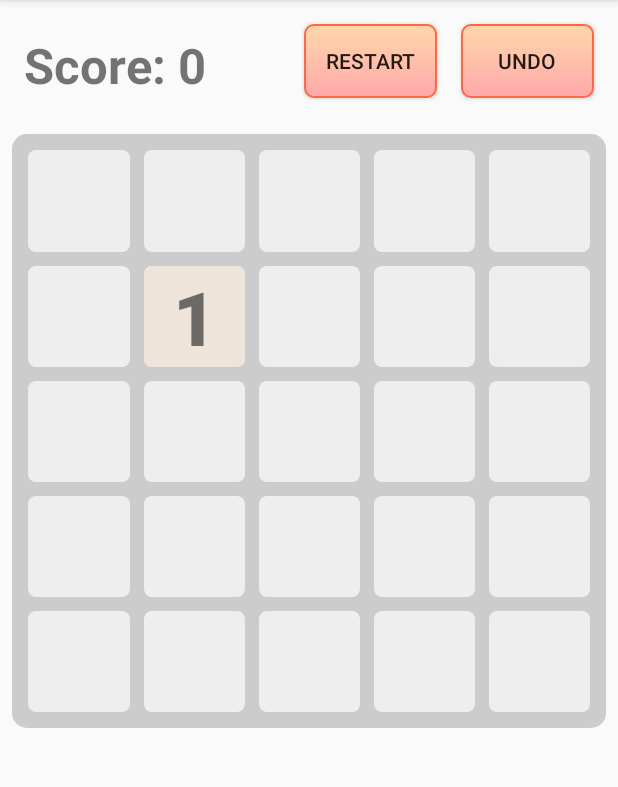
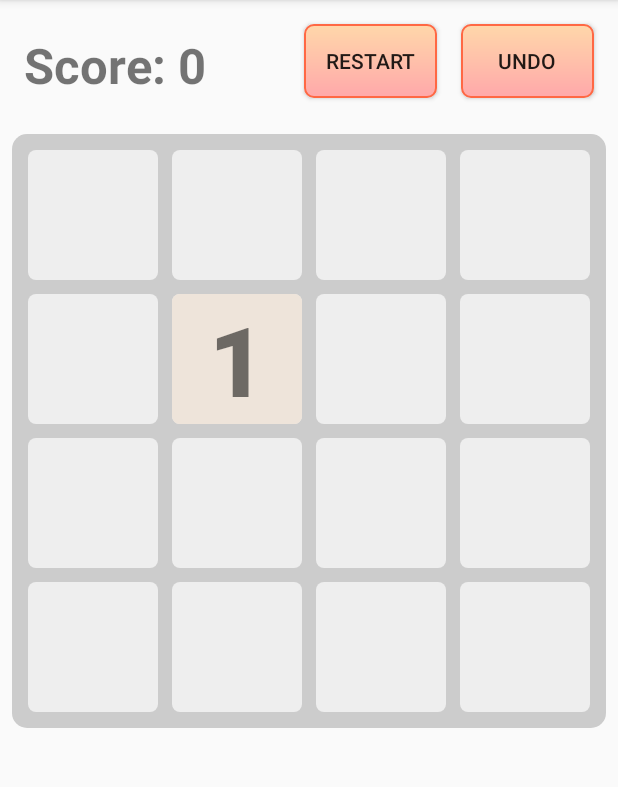
Before and after one commit to yuri-pechatnov/g2048, an Android app: the screen it shows after launch (MainActivity), after a tap on "RESTART", on a phone screen of 412 x 824 dp, the part 84-871 px from its top. Run offline under Robolectric (Android 15) with nearby library versions, the light colour scheme and no system bars; 1 statement that could not run was skipped.

Commit message:
Use values from settings: field size, swipe speed, place of new block

```diff
--- a/app/src/main/java/com/example/pechatnov/g2048/ActivityWithSettings.java
+++ b/app/src/main/java/com/example/pechatnov/g2048/ActivityWithSettings.java
@@ -46,7 +46,7 @@ public abstract class ActivityWithSettings extends AppCompatActivity {
             case R.id.action_settings:
                 String fieldSize = settingsKeeper.getFieldSize();
                 String swipeSpeed = settingsKeeper.getSwipeSpeed();
-                String blockStrategy = settingsKeeper.getBlockStrategy();
+                String blockStrategy = settingsKeeper.getBlockStrategyStr();
 
                 // Переход на activity с настройками
                 Intent startSettingsActivityIntent = new Intent(ActivityWithSettings.this, SettingsActivity.class);
@@ -97,7 +97,7 @@ public abstract class ActivityWithSettings extends AppCompatActivity {
         SharedPreferences.Editor editor = sharedPreferences.edit();
         editor.putString(PREF_SIZE, settingsKeeper.getFieldSize()).apply();
         editor.putString(PREF_SPEED, settingsKeeper.getSwipeSpeed()).apply();
-        editor.putString(PREF_BLOCK, settingsKeeper.getBlockStrategy()).apply();
+        editor.putString(PREF_BLOCK, settingsKeeper.getBlockStrategyStr()).apply();
     }
 
 }
--- a/app/src/main/java/com/example/pechatnov/g2048/GameFragment.kt
+++ b/app/src/main/java/com/example/pechatnov/g2048/GameFragment.kt
@@ -1,5 +1,5 @@
 package com.example.pechatnov.g2048
-
+/*
 import android.animation.Animator
 import android.animation.ObjectAnimator
 import android.content.res.Configuration
@@ -398,4 +398,4 @@ class GameFragment : Fragment() {
         }
     }
 
-}
+}*/
--- a/app/src/main/java/com/example/pechatnov/g2048/MainActivity.kt
+++ b/app/src/main/java/com/example/pechatnov/g2048/MainActivity.kt
@@ -28,7 +28,6 @@ import android.widget.Toast
 
 class MainActivity : ActivityWithSettings() {
 
-
     val CELL_COLORS = arrayOf(
         R.color.color_0,
         R.color.color_1,
@@ -45,9 +44,14 @@ class MainActivity : ActivityWithSettings() {
     )
 
 
-    val width: Int = 5
-    val height: Int = 5
-    val swipeDuration: Long = 200
+    var width: Int = 5
+    val widthSavedStateKey = "width"
+    var height: Int = 5
+    val heightSavedStateKey = "height"
+    var swipeDuration: Long = 200
+    val swipeDurationSavedStateKey = "swipeDuration"
+    var newBlockPolicy: SettingsKeeper.BlockStrategy = SettingsKeeper.BlockStrategy.CENTER
+    val newBlockPolicySavedStateKey = "newBlockPolicy"
 
     var playGrid: Array<Array<LinearLayout>>? = null
     val logicPlayGridSavedStateKey = "logicPlayGrid"
@@ -56,6 +60,25 @@ class MainActivity : ActivityWithSettings() {
     val previousStates = ParcelableMutableList<PlayGrid.State>()
     val cellMap = mutableMapOf<Int, Pair<Pair<Int, Int>, View>>()
 
+    fun setPlayGridSize(size: Int) {
+        if (size != this.width) {
+            recreate()
+        }
+        this.width = size
+        this.height = size
+        this.logicPlayGrid = PlayGrid(width, height, newBlockPolicy)
+        this.previousStates.clear()
+    }
+
+    fun setBlockStrategy(policy: SettingsKeeper.BlockStrategy) {
+        if (policy != this.newBlockPolicy) {
+            this.logicPlayGrid = PlayGrid(width, height, newBlockPolicy)
+            recreate()
+        }
+        this.newBlockPolicy = policy
+    }
+
+
     override fun onSaveInstanceState(state: Bundle) {
         super.onSaveInstanceState(state)
         val logicPlayGrid = this.logicPlayGrid
@@ -63,6 +86,18 @@ class MainActivity : ActivityWithSettings() {
             state.putParcelable(logicPlayGridSavedStateKey, logicPlayGrid)
             state.putParcelable(previousStatesSavedStateKey, previousStates)
         }
+        state.putInt(widthSavedStateKey, width)
+        state.putInt(heightSavedStateKey, height)
+        state.putLong(swipeDurationSavedStateKey, swipeDuration)
+        state.putInt(newBlockPolicySavedStateKey, newBlockPolicy.value)
+    }
+
+    override fun onResume() {
+        val settings = SettingsKeeper(this)
+        setPlayGridSize(settings.fieldSize.toInt())
+        swipeDuration = settings.swipeSpeed.toLong()
+        setBlockStrategy(settings.blockStrategy)
+        super.onResume()
     }
 
     override fun onCreate(savedInstanceState: Bundle?) {
@@ -73,9 +108,13 @@ class MainActivity : ActivityWithSettings() {
 
         if (savedInstanceState == null) {
             Log.e("anima", "Create anew")
-            this.logicPlayGrid = PlayGrid(width, height)
+            this.logicPlayGrid = PlayGrid(width, height, this.newBlockPolicy)
         } else {
             Log.e("anima", "Create load old :)")
+            this.width = savedInstanceState.getInt(widthSavedStateKey)
+            this.height = savedInstanceState.getInt(heightSavedStateKey)
+            this.swipeDuration = savedInstanceState.getLong(swipeDurationSavedStateKey)
+            this.newBlockPolicy = SettingsKeeper.BlockStrategy.fromInt(savedInstanceState.getInt(newBlockPolicySavedStateKey))!!
             this.logicPlayGrid = savedInstanceState.getParcelable(logicPlayGridSavedStateKey)
             this.previousStates.addAll(savedInstanceState.getParcelable(previousStatesSavedStateKey) as ParcelableMutableList<PlayGrid.State>)
         }
@@ -127,7 +166,8 @@ class MainActivity : ActivityWithSettings() {
         });
 
         buttonRestart.setOnClickListener {
-            this.logicPlayGrid = PlayGrid(width, height)
+            this.logicPlayGrid = PlayGrid(width, height, newBlockPolicy)
+            this.previousStates.clear()
             recreate()
         }
 
@@ -136,11 +176,8 @@ class MainActivity : ActivityWithSettings() {
                 val lastIndex = previousStates.size - 1
                 val prevState = previousStates[lastIndex]
                 previousStates.removeAt(lastIndex)
-                logicPlayGrid = PlayGrid(prevState)
+                logicPlayGrid = PlayGrid(prevState, newBlockPolicy)
                 recreate()
-//                Cells()
-//                this.constraintPlayGridLayout.invalidate()
-//                updateScore()
             }
         }
     }
@@ -148,15 +185,9 @@ class MainActivity : ActivityWithSettings() {
     override fun onConfigurationChanged(newConfig: Configuration) {
         super.onConfigurationChanged(newConfig);
         Log.e("anima", "ori ${newConfig.orientation} ${requestedOrientation}")
-        //playGridLayout.rotation = ((newConfig.orientation + 1) * 90).toFloat()
         playGridLayout!!.invalidate()
     }
 
-//    override fun onCreateOptionsMenu(menu: Menu): Boolean {
-//        // Inflate the menu; this adds items to the action bar if it is present.
-//        menuInflater.inflate(R.menu.menu_main, menu)
-//        return true
-//    }
 
     fun createCell(value: Int, parent: View? = null): View {
         val playGrid = this.playGrid!!
@@ -206,18 +237,13 @@ class MainActivity : ActivityWithSettings() {
         val playGridLayout = this.playGridLayout!!
         val state = logicPlayGrid.state
 
-
         for ((cId, cell) in cellMap) {
-
             val oldCell = cellMap[cId]!!
             val cellView = cell.second
             val (i, j) = oldCell.first
             if (cellView.parent != playGridLayout) {
                 ejectSavingSizeAndPos(cellView, playGrid[i][j], playGridLayout)
-                //playGridLayout.addView(cellView)
             }
-
-
         }
     }
 
@@ -287,7 +313,6 @@ class MainActivity : ActivityWithSettings() {
                 val (i, j) = oldCell.first
                 if (cellView.parent != playGridLayout) {
                     ejectSavingSizeAndPos(cellView, playGrid[i][j], playGridLayout)
-                    //playGridLayout.addView(cellView)
                 }
 
                 longAnimations += 1
@@ -311,18 +336,11 @@ class MainActivity : ActivityWithSettings() {
                             playGridLayout.removeView(cellView)
                             cellMap.remove(cId)
                         }
-                    } else {
-//                        val (i, j) = cell.first
-//                        val cellView = createCell(state.values[cId]!!, playGrid[i][j])
-//                        playGrid[i][j].addView(cellView)
-//                        cellMap[cId] = Pair(cell.first, cellView)
                     }
                 }
                 for (cell in hiddenCells) {
                     cell.visibility = View.VISIBLE
                 }
-//                recreateCells()
-
                 updateScore()
                 playGridLayout.invalidate()
             }
@@ -342,19 +360,6 @@ class MainActivity : ActivityWithSettings() {
 
         finalAnimationsListener.onAnimationEnd(null)
     }
-
-//    override fun onOptionsItemSelected(item: MenuItem): Boolean {
-//        ejectAll()
-//        playGridLayout!!.invalidate()
-//
-//        return when (item.itemId) {
-//            R.id.action_settings -> {
-//                Toast.makeText(this, "Settings", Toast.LENGTH_SHORT).show()
-//                return true
-//            }
-//            else -> super.onOptionsItemSelected(item)
-//        }
-//    }
 
     /**
      * A native method that is implemented by the 'native-lib' native library,
--- a/app/src/main/java/com/example/pechatnov/g2048/SettingsActivity.java
+++ b/app/src/main/java/com/example/pechatnov/g2048/SettingsActivity.java
@@ -113,7 +113,7 @@ public class SettingsActivity extends ActivityWithSettings {
                 }
             }
         });
-        String blockStrategy = settingsKeeper.getBlockStrategy();
+        String blockStrategy = settingsKeeper.getBlockStrategyStr();
         if (blockStrategy.equals(getString(R.string.block_center))) {
             centerButton.setChecked(true);
         }
--- a/app/src/main/java/com/example/pechatnov/g2048/SettingsKeeper.java
+++ b/app/src/main/java/com/example/pechatnov/g2048/SettingsKeeper.java
@@ -7,8 +7,33 @@ import android.content.Context;
 import android.content.SharedPreferences;
 import com.google.gson.Gson;
 import com.google.gson.reflect.TypeToken;
+import java.util.Map;
+import java.util.HashMap;
 
 public class SettingsKeeper {
+
+    public enum BlockStrategy {
+        CENTER(0),
+        RANDOM_CORNER(1);
+
+        private static final Map<Integer, BlockStrategy> typesByValue = new HashMap<Integer, BlockStrategy>();
+
+        static {
+            for (BlockStrategy type : BlockStrategy.values()) {
+                typesByValue.put(type.value, type);
+            }
+        }
+
+        final Integer value;
+
+        private BlockStrategy(int value) {
+            this.value = value;
+        }
+
+        public static BlockStrategy fromInt(Integer value) {
+            return typesByValue.get(value);
+        }
+    }
 
     private static final String SHARED_PREF_NAME = "SHARED_PREF_NAME";
     private static final String FIELD_SIZE_KEY = "FIELD_SIZE_KEY";
@@ -41,7 +66,16 @@ public class SettingsKeeper {
         sharedPreferences.edit().putString(SWIPE_SPEED_KEY, mGson.toJson(swipeSpeed, SWIPE_SPEED_TYPE)).apply();
     }
 
-    public String getBlockStrategy() {
+    public BlockStrategy getBlockStrategy() {
+        String strategyStr = getBlockStrategyStr();
+        if (strategyStr != null && strategyStr.equals("Случайно")) {
+            return BlockStrategy.RANDOM_CORNER;
+        } else {
+            return BlockStrategy.CENTER;
+        }
+    }
+
+    public String getBlockStrategyStr() {
         return mGson.fromJson(sharedPreferences.getString(BLOCK_STRATEGY_KEY, String.valueOf(R.string.block_random)), BLOCK_STRATEGY_TYPE);
     }
     @SuppressLint("Assert")
```
Also changed, not shown: app/src/main/java/com/example/pechatnov/g2048/PlayGrid.kt (+35 -8 lines).
